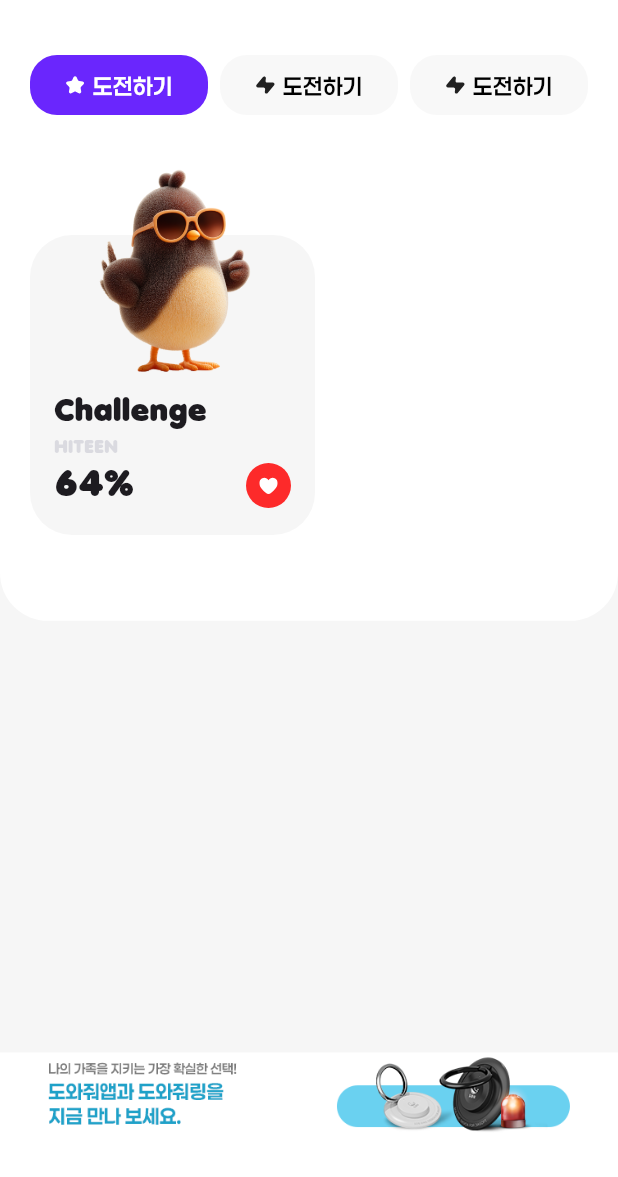
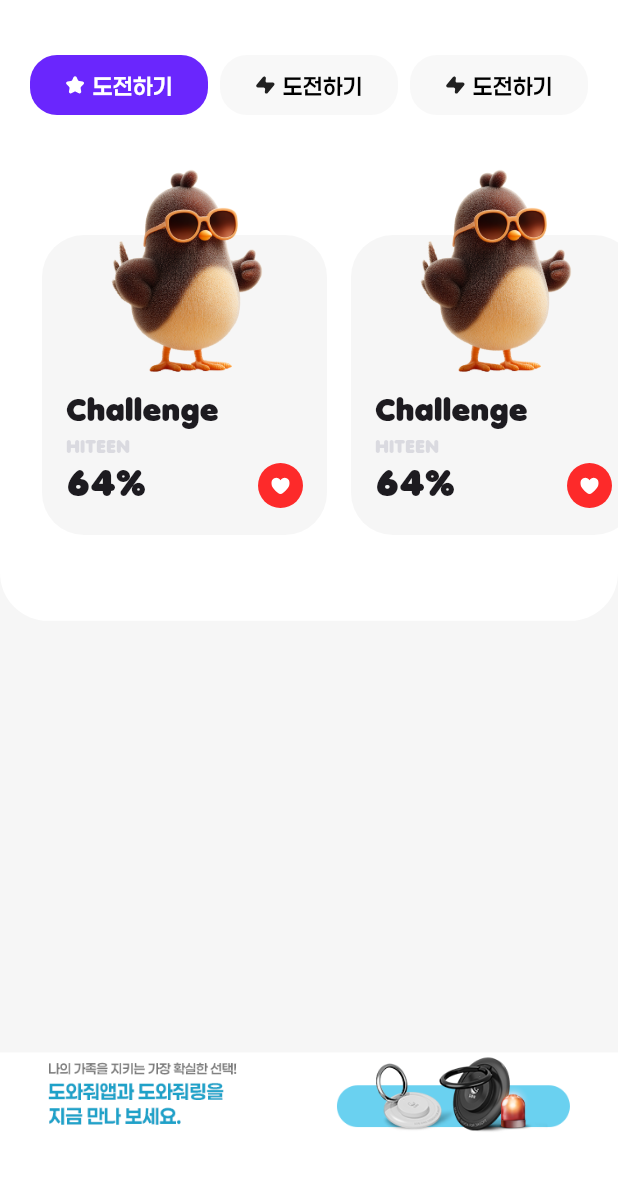
Before and after one commit to gyu-hyung/work, a Flutter app: the TeenPlayPageView screen opened directly, on a phone screen of 412 x 824 dp, the part 59-1236 px from its top. Run offline on Flutter 3.47's test engine with Material 3 defaults, Android fonts, the phone set to English and light mode, and no system bars; our stand-ins replace equatable, flutter_bloc, flutter_svg, go_router.

Commit message:
feat/teen play page horizontal list view

```diff
--- a/lib/src/ui/pages/teenplay/teen_play_page.dart
+++ b/lib/src/ui/pages/teenplay/teen_play_page.dart
@@ -55,7 +55,9 @@ class TeenPlayPageView extends StatelessWidget {
   }
 
   Widget _buildChallengeItem() {
-    return Stack(
+    return Padding(
+      padding: const EdgeInsets.symmetric(horizontal: 8),
+      child: Stack(
         children: [
           Padding(
             padding: const EdgeInsets.fromLTRB(0, 80, 0, 0),
@@ -125,20 +127,24 @@ class TeenPlayPageView extends StatelessWidget {
             ),
           )
         ],
+      ),
     );
   }
 
   Widget _buildChallengeList() {
-    return Padding(
-      padding: const EdgeInsets.symmetric(horizontal: 20),
-      child: SizedBox(
+    return SizedBox(
         height: 300, // 카드 높이만큼 지정
         child: ListView(
           scrollDirection: Axis.horizontal,
           children: [
+            const SizedBox(width: 20),
+            _buildChallengeItem(),
+            _buildChallengeItem(),
+            _buildChallengeItem(),
+            _buildChallengeItem(),
+            _buildChallengeItem(),
             _buildChallengeItem(),
           ],
-        ),
         ),
       );
   }
```
Lines whose indentation alone changed are shown as unchanged.
